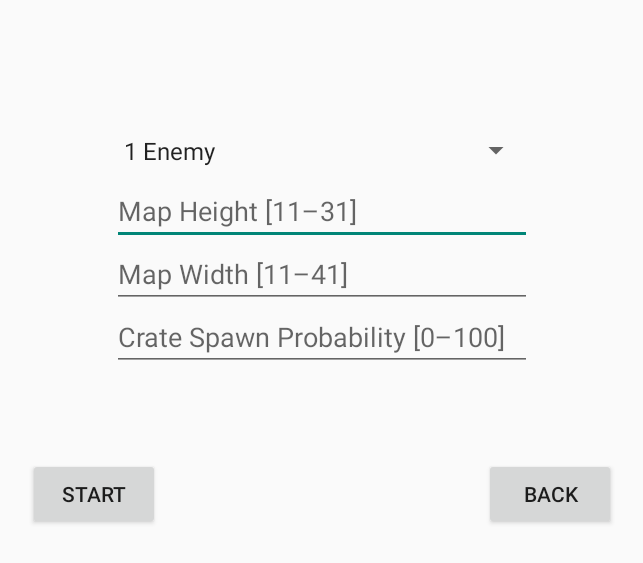
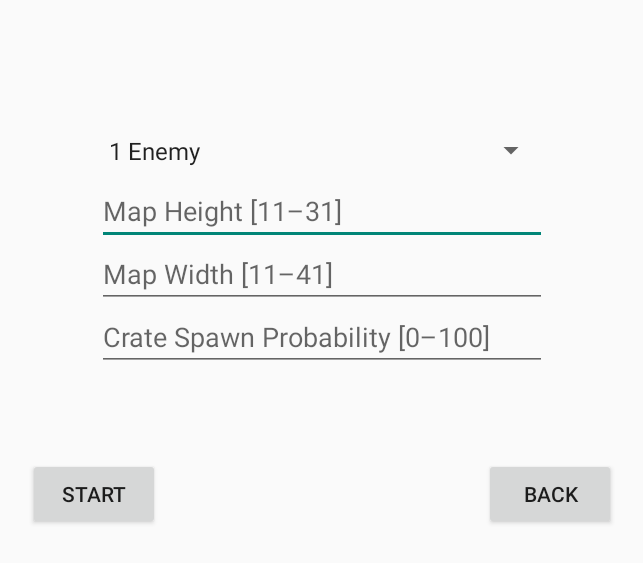
Before and after one commit to DogaruAlexandru/Game, an Android app: the SingleplayerStartSetupActivity screen opened directly, with no data from a screen before it, on a phone screen of 824 x 412 dp (held sideways). Shown: the top 563 px of the screen, without its empty margins (296-939 px from the left). Run offline under Robolectric (Android 15) with nearby library versions, the phone set to English and light mode, and no system bars.

Commit message:
bigger edit text

```diff
--- a/app/src/main/res/layout/activity_multiplayer_start_setup.xml
+++ b/app/src/main/res/layout/activity_multiplayer_start_setup.xml
@@ -49,7 +49,7 @@
 
     <EditText
         android:id="@+id/mapHeight"
-        android:layout_width="280dp"
+        android:layout_width="300dp"
         android:layout_height="wrap_content"
         android:hint="@string/map_height"
         android:importantForAutofill="no"
@@ -63,7 +63,7 @@
 
     <EditText
         android:id="@+id/mapWidth"
-        android:layout_width="280dp"
+        android:layout_width="300dp"
         android:layout_height="wrap_content"
         android:hint="@string/map_width"
         android:importantForAutofill="no"
@@ -76,7 +76,7 @@
 
     <EditText
         android:id="@+id/crateSpawnProbability"
-        android:layout_width="280dp"
+        android:layout_width="300dp"
         android:layout_height="wrap_content"
         android:hint="@string/crate_spawn_probability"
         android:importantForAutofill="no"
--- a/app/src/main/res/layout/activity_singleplayer_start_setup.xml
+++ b/app/src/main/res/layout/activity_singleplayer_start_setup.xml
@@ -28,7 +28,7 @@
 
     <Spinner
         android:id="@+id/enemiesCount"
-        android:layout_width="280dp"
+        android:layout_width="300dp"
         android:layout_height="42dp"
         app:layout_constraintBottom_toTopOf="@+id/startButton"
         app:layout_constraintEnd_toEndOf="parent"
@@ -38,7 +38,7 @@
 
     <EditText
         android:id="@+id/mapHeight"
-        android:layout_width="280dp"
+        android:layout_width="300dp"
         android:layout_height="42dp"
         android:hint="@string/map_height"
         android:importantForAutofill="no"
@@ -50,7 +50,7 @@
 
     <EditText
         android:id="@+id/mapWidth"
-        android:layout_width="280dp"
+        android:layout_width="300dp"
         android:layout_height="42dp"
         android:hint="@string/map_width"
         android:importantForAutofill="no"
@@ -62,7 +62,7 @@
 
     <EditText
         android:id="@+id/crateSpawnProbability"
-        android:layout_width="280dp"
+        android:layout_width="300dp"
         android:layout_height="42dp"
         android:hint="@string/crate_spawn_probability"
         android:importantForAutofill="no"
```
